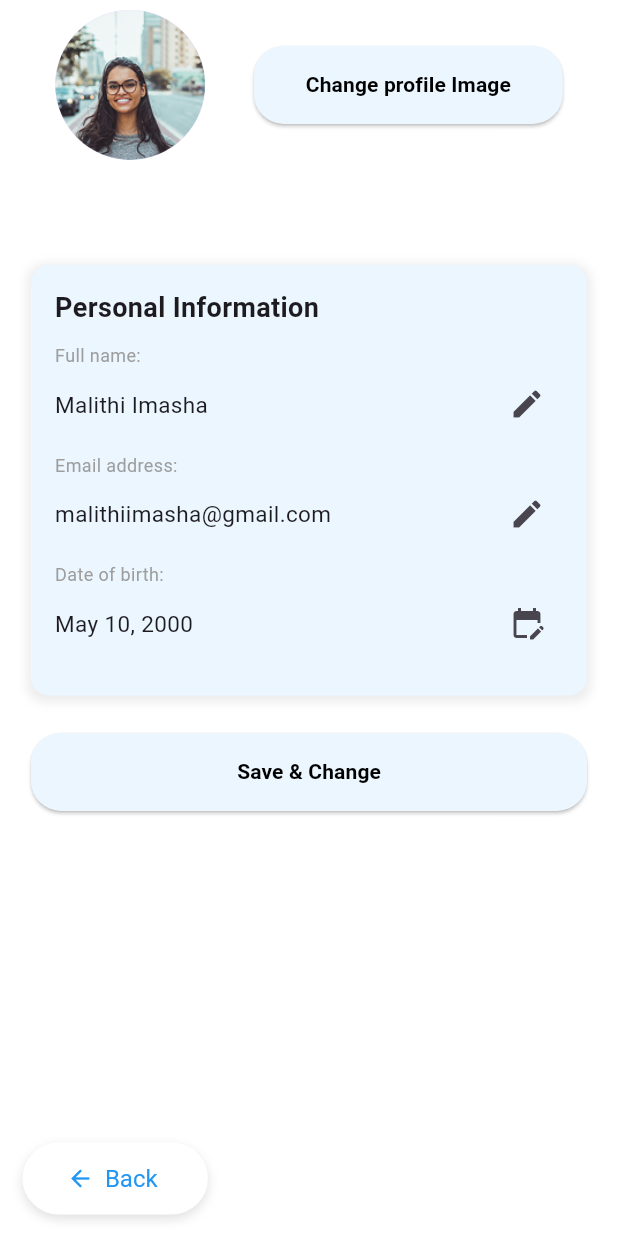
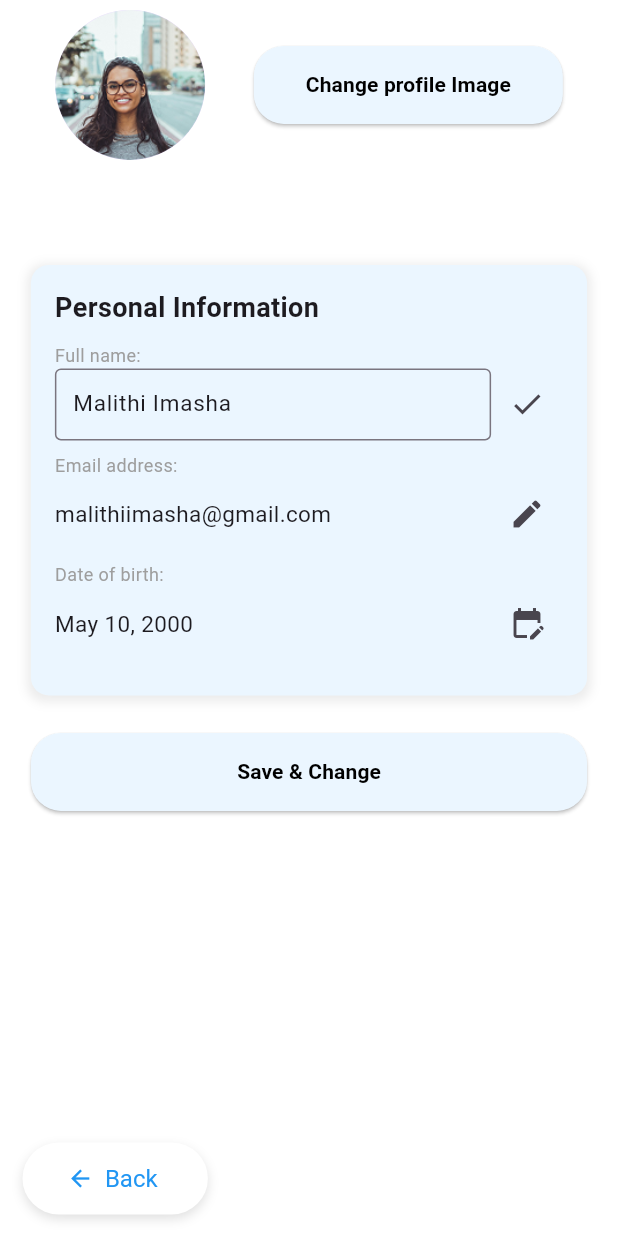
Before and after one commit to Risitha-Nadimal/driving_license_exam, a Flutter app: the Editprofile screen opened directly, scrolled down 133 dp, after a tap on the "edit" icon, on a phone screen of 412 x 824 dp. Run offline on Flutter 3.47's test engine with Material 3 defaults, Android fonts, the light colour scheme and no system bars; our stand-ins replace flutter_animate, just_audio.

Commit message:
edit profile text filed add

```diff
--- a/lib/editprofile.dart
+++ b/lib/editprofile.dart
@@ -10,6 +10,27 @@ class Editprofile extends StatefulWidget {
 }
 
 class _EditprofileState extends State<Editprofile> {
+  final TextEditingController _nameController =
+      TextEditingController(text: 'Malithi Imasha');
+  final TextEditingController _emailController =
+      TextEditingController(text: 'malithiimasha@gmail.com');
+  final TextEditingController _dobController =
+      TextEditingController(text: 'May 10, 2000');
+
+  // Flags to toggle edit mode
+  bool _isEditingName = false;
+  bool _isEditingEmail = false;
+  bool _isEditingDob = false;
+
+  @override
+  void dispose() {
+    // Dispose controllers to prevent memory leaks
+    _nameController.dispose();
+    _emailController.dispose();
+    _dobController.dispose();
+    super.dispose();
+  }
+
   @override
   Widget build(BuildContext context) {
     final size = MediaQuery.of(context).size;
@@ -85,62 +106,137 @@ class _EditprofileState extends State<Editprofile> {
                         child: Column(
                           crossAxisAlignment: CrossAxisAlignment.start,
                           children: [
-                            const Text('Personal Information',
-                                style: TextStyle(
-                                    fontWeight: FontWeight.bold, fontSize: 18)),
+                            const Text(
+                              'Personal Information',
+                              style: TextStyle(
+                                fontWeight: FontWeight.bold,
+                                fontSize: 18,
+                              ),
+                            ),
                             const SizedBox(height: 10),
-                            const Text('Full name:',
-                                style: TextStyle(
-                                    fontSize: 12, color: Colors.grey)),
+                            // Full Name Field
+                            const Text(
+                              'Full name:',
+                              style:
+                                  TextStyle(fontSize: 12, color: Colors.grey),
+                            ),
                             Row(
                               mainAxisAlignment: MainAxisAlignment.spaceBetween,
                               children: [
-                                const Text('Malithi Imasha',
-                                    style: TextStyle(fontSize: 15)),
+                                Expanded(
+                                  child: _isEditingName
+                                      ? TextField(
+                                          controller: _nameController,
+                                          decoration: const InputDecoration(
+                                            border: OutlineInputBorder(),
+                                            contentPadding:
+                                                EdgeInsets.symmetric(
+                                                    horizontal: 8),
+                                          ),
+                                          style: const TextStyle(fontSize: 15),
+                                        )
+                                      : Text(
+                                          _nameController.text,
+                                          style: const TextStyle(fontSize: 15),
+                                        ),
+                                ),
                                 IconButton(
-                                  icon: const Icon(
-                                    Icons.edit,
-                                  ),
+                                  icon: Icon(_isEditingName
+                                      ? Icons.check
+                                      : Icons.edit),
                                   onPressed: () {
-                                    // ...
+                                    setState(() {
+                                      if (_isEditingName) {
+                                        // Save changes (you can add validation or API call here)
+                                      }
+                                      _isEditingName = !_isEditingName;
+                                    });
                                   },
                                 ),
                               ],
                             ),
                             const SizedBox(height: 8),
-                            const Text('Email address:',
-                                style: TextStyle(
-                                    fontSize: 12, color: Colors.grey)),
+                            // Email Address Field
+                            const Text(
+                              'Email address:',
+                              style:
+                                  TextStyle(fontSize: 12, color: Colors.grey),
+                            ),
                             Row(
                               mainAxisAlignment: MainAxisAlignment.spaceBetween,
                               children: [
-                                const Text('malithiimasha@gmail.com',
-                                    style: TextStyle(fontSize: 15)),
+                                Expanded(
+                                  child: _isEditingEmail
+                                      ? TextField(
+                                          controller: _emailController,
+                                          decoration: const InputDecoration(
+                                            border: OutlineInputBorder(),
+                                            contentPadding:
+                                                EdgeInsets.symmetric(
+                                                    horizontal: 8),
+                                          ),
+                                          style: const TextStyle(fontSize: 15),
+                                          keyboardType:
+                                              TextInputType.emailAddress,
+                                        )
+                                      : Text(
+                                          _emailController.text,
+                                          style: const TextStyle(fontSize: 15),
+                                        ),
+                                ),
                                 IconButton(
-                                  icon: const Icon(
-                                    Icons.edit,
-                                  ),
+                                  icon: Icon(_isEditingEmail
+                                      ? Icons.check
+                                      : Icons.edit),
                                   onPressed: () {
-                                    // ...
+                                    setState(() {
+                                      if (_isEditingEmail) {
+                                        // Save changes (you can add validation or API call here)
+                                      }
+                                      _isEditingEmail = !_isEditingEmail;
+                                    });
                                   },
                                 ),
                               ],
                             ),
                             const SizedBox(height: 8),
-                            const Text('Date of birth:',
-                                style: TextStyle(
-                                    fontSize: 12, color: Colors.grey)),
+                            // Date of Birth Field
+                            const Text(
+                              'Date of birth:',
+                              style:
+                                  TextStyle(fontSize: 12, color: Colors.grey),
+                            ),
                             Row(
                               mainAxisAlignment: MainAxisAlignment.spaceBetween,
                               children: [
-                                const Text('May 10, 2000',
-                                    style: TextStyle(fontSize: 15)),
+                                Expanded(
+                                  child: _isEditingDob
+                                      ? TextField(
+                                          controller: _dobController,
+                                          decoration: const InputDecoration(
+                                            border: OutlineInputBorder(),
+                                            contentPadding:
+                                                EdgeInsets.symmetric(
+                                                    horizontal: 8),
+                                          ),
+                                          style: const TextStyle(fontSize: 15),
+                                        )
+                                      : Text(
+                                          _dobController.text,
+                                          style: const TextStyle(fontSize: 15),
+                                        ),
+                                ),
                                 IconButton(
-                                  icon: const Icon(
-                                    Icons.edit_calendar,
-                                  ),
+                                  icon: Icon(_isEditingDob
+                                      ? Icons.check
+                                      : Icons.edit_calendar),
                                   onPressed: () {
-                                    // ...
+                                    setState(() {
+                                      if (_isEditingDob) {
+                                        // Save changes (you can add validation or API call here)
+                                      }
+                                      _isEditingDob = !_isEditingDob;
+                                    });
                                   },
                                 ),
                               ],
@@ -155,7 +251,13 @@ class _EditprofileState extends State<Editprofile> {
                       width: MediaQuery.of(context).size.width,
                       padding: const EdgeInsets.symmetric(horizontal: 0),
                       child: ElevatedButton(
-                        onPressed: () {},
+                        onPressed: () {
+                          setState(() {
+                            _isEditingName = false;
+                            _isEditingEmail = false;
+                            _isEditingDob = false;
+                          });
+                        },
                         style: ElevatedButton.styleFrom(
                           backgroundColor: const Color(0xFFEBF6FF),
                           foregroundColor: Colors.black,
```
